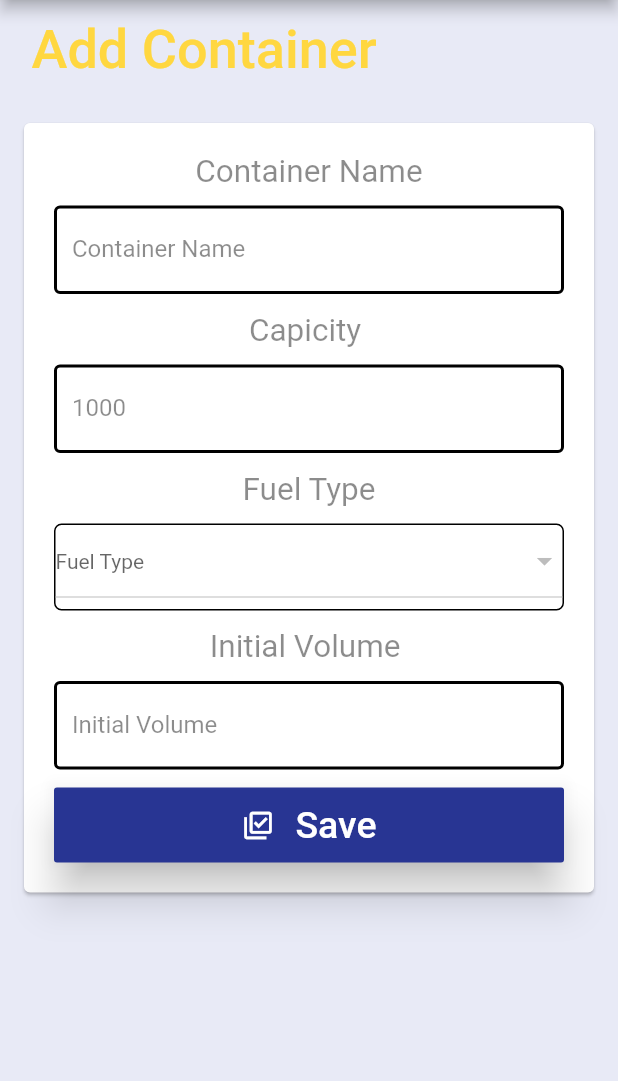
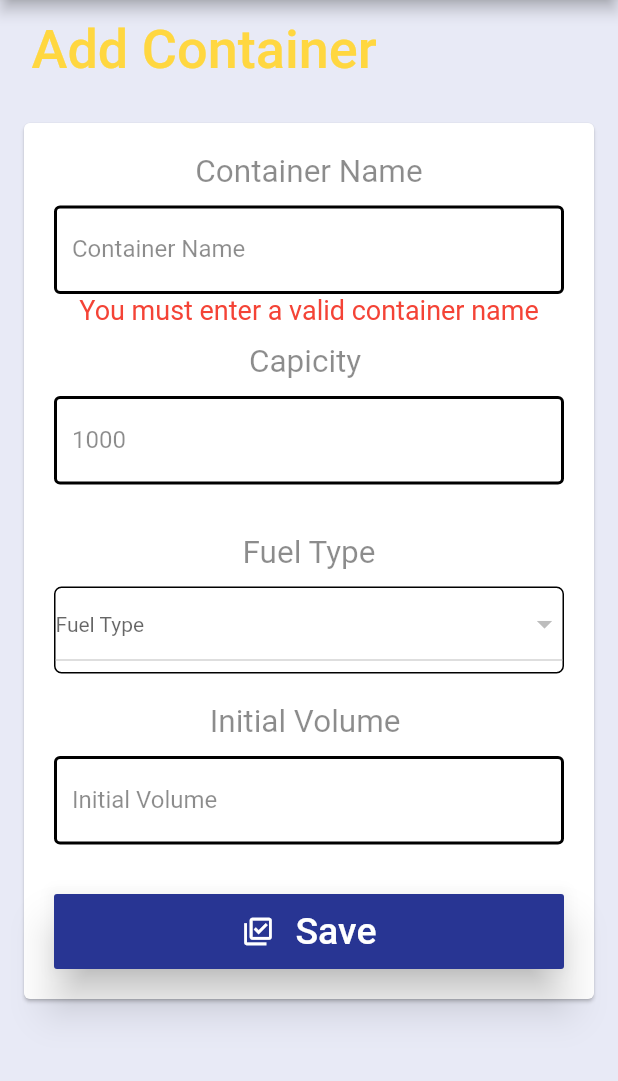
Before and after one commit to hbfawaz112/Lib-Info439, a Flutter app: the AddContainer_Firestore screen opened directly, after a tap on "Save", on a phone screen of 412 x 824 dp, the part 84-1165 px from its top. Run offline on Flutter 3.47's test engine with Material 2 defaults, Android fonts, the phone set to English and light mode, and no system bars; our stand-ins replace cloud_firestore, firebase_auth, firebase_core, fluttertoast, percent_indicator; accounts and stored records are empty.

Commit message:
add more screens

```diff
--- a/lib/Screens/Add_Container.dart
+++ b/lib/Screens/Add_Container.dart
@@ -1,7 +1,7 @@
 import 'package:cloud_firestore/cloud_firestore.dart';
 import 'package:flutter/cupertino.dart';
 import 'package:flutter/material.dart';
-import 'package:petrol_station_app/Widgets/drawer_firstore.dart';
+import 'package:flutter_petrol_station/Widgets/Drawer.dart';
 
 class AddContainer_Firestore extends StatefulWidget {
   AddContainer_Firestore({Key key}) : super(key: key);
@@ -16,11 +16,38 @@ class _AddContainer_FirestoreState extends State<AddContainer_Firestore> {
   TextEditingController t3 = new TextEditingController();
   TextEditingController t4 = new TextEditingController();
 
+  int container_name_error=-1;
+  int capacity_error=-1;
+  int volume_error=-1;
+
   var category;
+  String station;
   int Fuel_Type_Id;
-
+  int lastid;
   void addContainer() async {
 
+    if(t1.text==''){
+      setState(() {
+        container_name_error=1;
+      });
+    }
+    else if(t2.text=='')
+    {
+      setState(() {
+        capacity_error=1;
+      });
+    }
+    else if(t4.text==''){
+      setState(() {
+        volume_error=1;
+      });
+    }
+    else{
+       setState(() {
+        container_name_error=-1;
+         capacity_error=-1;
+         volume_error=-1;
+      });
     QuerySnapshot _myDoc = await FirebaseFirestore.instance
         .collection('Stations')
         .doc('Petrol Station 1')
@@ -29,14 +56,14 @@ class _AddContainer_FirestoreState extends State<AddContainer_Firestore> {
     List<DocumentSnapshot> _myDocCount = _myDoc.docs;
     int n = _myDocCount.length;
     print('The lenght of document is{$n}');
-    n = n + 1;
+
 
 
     var s = await FirebaseFirestore.instance
         .collection('Stations')
         .doc('Petrol Station 1')
         .collection('Fuel_Type')
-        .where('Fuel_Name', isEqualTo: category)
+        .where('Fuel_Type_Name', isEqualTo: category)
         .get()
         .then((val) => {
               if (val.docs.length > 0)
@@ -49,18 +76,36 @@ class _AddContainer_FirestoreState extends State<AddContainer_Firestore> {
                 {print("Not Found")}
             });
 
+ var s1 = await FirebaseFirestore.instance
+        .collection('Stations')
+        .doc('Petrol Station 1')
+        .collection('Container')
+        .get()
+        .then((val) => {
+              if (val.docs.length > 0)
+                {
+                  // print(val.docs[0].get("Fuel_Type_Id")),
+
+                  lastid = val.docs[n-1].get("Container_Id"),
+                  print('last id is  : ${lastid}')
+                }
+              else
+                {print("Not Found")}
+            });
+
     FirebaseFirestore.instance
         .collection('Stations')
         .doc('Petrol Station 1')
         .collection('Container')
-        .doc(n.toString())
+        .doc( (lastid+1).toString())
         .set({
-      'Container_Id': n,
+      'Container_Id': lastid+1,
       'Container_Name': t1.text.toString(),
       'Capacity': int.parse(t2.text),
       'Fuel_Type_Id': Fuel_Type_Id,
       'Volume': int.parse(t4.text)
     });
+    }
   }
 
   @override
@@ -90,7 +135,7 @@ class _AddContainer_FirestoreState extends State<AddContainer_Firestore> {
             )
           ],
         ),
-        drawer: getDrawer_firstore(),
+        drawer: getDrawer(),
         body: ListView(
           children: [
             Padding(
@@ -128,6 +173,10 @@ class _AddContainer_FirestoreState extends State<AddContainer_Firestore> {
                                     borderSide: BorderSide(
                                         color: Colors.blueAccent, width: 2.0))),
                             onChanged: (String s) {}),
+
+                            Text(container_name_error==1?'You must enter a valid container name':'' , style: TextStyle(
+                              fontSize: 18.0,color:Colors.red
+                            ),),
                         SizedBox(
                           height: 12,
                         ),
@@ -136,6 +185,7 @@ class _AddContainer_FirestoreState extends State<AddContainer_Firestore> {
                                 TextStyle(fontSize: 21, color: Colors.black45)),
                         SizedBox(height: 10),
                         TextFormField(
+                          keyboardType: TextInputType.number,
                             controller: t2,
                             style: TextStyle(color: Colors.black),
                             decoration: InputDecoration(
@@ -150,6 +200,9 @@ class _AddContainer_FirestoreState extends State<AddContainer_Firestore> {
                                     borderSide: BorderSide(
                                         color: Colors.blueAccent, width: 2.0))),
                             onChanged: (String s) {}),
+                               Text(capacity_error==1?'You must enter a valid capacity':'' , style: TextStyle(
+                              fontSize: 18.0,color:Colors.red
+                            ),),
                         SizedBox(
                           height: 12,
                         ),
@@ -202,7 +255,7 @@ class _AddContainer_FirestoreState extends State<AddContainer_Firestore> {
                                             .map((DocumentSnapshot document) {
                                             return new DropdownMenuItem<String>(
                                                 value: document
-                                                    .get('Fuel_Name')
+                                                    .get('Fuel_Type_Name')
                                                     .toString(),
                                                 child: new Container(
                                                   // height: 20.0,
@@ -215,7 +268,7 @@ class _AddContainer_FirestoreState extends State<AddContainer_Firestore> {
                                                             top: 7, left: 8),
                                                     child: new Text(
                                                       document
-                                                          .get('Fuel_Name')
+                                                          .get('Fuel_Type_Name')
                                                           .toString(),
                                                       style: TextStyle(
                                                           fontSize: 20,
@@ -234,12 +287,13 @@ class _AddContainer_FirestoreState extends State<AddContainer_Firestore> {
                                           ),
                                   ));
                             }),
-                        SizedBox(height: 12),
+                        SizedBox(height: 20),
                         Text("Initial Volume ",
                             style:
                                 TextStyle(fontSize: 21, color: Colors.black45)),
                         SizedBox(height: 10),
                         TextFormField(
+                          keyboardType: TextInputType.number,
                             controller: t4,
                             style: TextStyle(color: Colors.black),
                             decoration: InputDecoration(
@@ -254,6 +308,9 @@ class _AddContainer_FirestoreState extends State<AddContainer_Firestore> {
                                     borderSide: BorderSide(
                                         color: Colors.blueAccent, width: 2.0))),
                             onChanged: (String s) {}),
+                               Text(volume_error==1?'You must enter a valid volume':'' , style: TextStyle(
+                              fontSize: 18.0,color:Colors.red
+                            ),),
                         SizedBox(
                           height: 12,
                         ),
--- a/lib/Screens/All_Pumps.dart
+++ b/lib/Screens/All_Pumps.dart
@@ -15,11 +15,21 @@ class _AllPumpsState extends State<AllPumps> {
   int containerid;
   int last_pump_record;
   int new_pump_record;
+  int pump_name_error=-1;
+  int initial_counter_error=-1;
 
   TextEditingController t1 = new TextEditingController();
   TextEditingController t2 = new TextEditingController();
 
   void Add_Pump() async {
+
+      if(t1.text=='' || t2.text==''){
+        setState(() {
+          pump_name_error=1;
+          initial_counter_error=1;
+        });
+      }
+    else{
     //get the number of documents
     QuerySnapshot _myDoc = await FirebaseFirestore.instance
         .collection('Stations')
@@ -130,6 +140,7 @@ class _AllPumpsState extends State<AllPumps> {
       'X_Id': DateTime.now(),
       'Record_Time': DateTime.now()
     });
+    }
   }
 
   @override
@@ -199,6 +210,10 @@ class _AllPumpsState extends State<AllPumps> {
                                             color: Colors.blueAccent,
                                             width: 2.0))),
                                 onChanged: (String s) {}),
+                                Text(
+                                  pump_name_error==1 ? 'Enter a pump name':'',
+                                  style: TextStyle(color: Colors.red,fontSize: 18),
+                                ),
                             SizedBox(
                               height: 20,
                             ),
@@ -302,6 +317,7 @@ class _AllPumpsState extends State<AllPumps> {
                                     fontSize: 21, color: Colors.black45)),
                             SizedBox(height: 5),
                             TextFormField(
+                                keyboardType: TextInputType.number,
                                 controller: t2,
                                 style: TextStyle(color: Colors.black),
                                 decoration: InputDecoration(
@@ -318,6 +334,10 @@ class _AllPumpsState extends State<AllPumps> {
                                             color: Colors.blueAccent,
                                             width: 2.0))),
                                 onChanged: (String s) {}),
+                                  Text(
+                                  initial_counter_error==1 ? 'Enter an initial Counter':'',
+                                  style: TextStyle(fontSize: 18,color: Colors.red),
+                                ),
                             SizedBox(
                               height: 12,
                             ),
--- a/lib/Widgets/Drawer.dart
+++ b/lib/Widgets/Drawer.dart
@@ -1,5 +1,8 @@
 import 'package:cloud_firestore/cloud_firestore.dart';
 import 'package:flutter/material.dart';
+import 'package:flutter_petrol_station/Screens/Add_Container.dart';
+import 'package:flutter_petrol_station/Screens/All_Pumps.dart';
+import 'package:flutter_petrol_station/Screens/Container_Detail.dart';
 import 'package:flutter_petrol_station/Screens/Dashboard.dart';
 
 class getDrawer extends StatelessWidget {
@@ -50,6 +53,17 @@ class getDrawer extends StatelessWidget {
               Icon(Icons.arrow_drop_down, size: 20, color: Colors.indigo[300]),
           children: [
 
+                       InkWell(
+                  onTap: (){
+                    Navigator.push(
+                      context,
+                      MaterialPageRoute(builder: (context) => AllPumps()),
+                    );
+                  },
+                  child:
+                  Text('All Pumps' ,style: TextStyle(fontSize: 21, color: Colors.black,fontWeight: FontWeight.w900)),
+                ),
+            SizedBox(height: 10),
             StreamBuilder(
                   stream: FirebaseFirestore.instance.collection('Stations').doc('Petrol Station 1').collection('Pump').snapshots(),
                   builder: (context, snapshot){
@@ -206,7 +220,14 @@ ExpansionTile(
                         itemBuilder: (context, index){
                           DocumentSnapshot documentSnapshot = snapshot.data.docs[index];
                           return InkWell(
-                  onTap: (){ },
+                  onTap: (){
+                     Navigator.push(
+                      context,
+                      MaterialPageRoute(builder: (context) =>
+                       Container_Details(documentSnapshot["Container_Id"],documentSnapshot["Container_Name"])),
+                    );
+
+                  },
                   child:Center(child:
 
                   Padding(
@@ -226,11 +247,11 @@ ExpansionTile(
                   onTap: (){
                     Navigator.push(
                       context,
-                      MaterialPageRoute(builder: (context) => null),
+                      MaterialPageRoute(builder: (context) => AddContainer_Firestore()),
                     );
                   },
                   child:
-                  Text('Add Container' ,style: TextStyle(fontSize: 21, color: Colors.black,fontWeight: FontWeight.w400)),
+                  Text('Add Container' ,style: TextStyle(fontSize: 21, color: Colors.black,fontWeight: FontWeight.w900)),
                 ),
 
           ]
--- /dev/null
+++ b/lib/constants.dart
@@ -0,0 +1,19 @@
+import 'package:flutter/material.dart';
+
+const kTextFieldDecoration = InputDecoration(
+  suffixIcon: Icon(Icons.close),
+  hintText: 'Enter a value',
+  contentPadding: EdgeInsets.symmetric(vertical: 10.0, horizontal: 20.0),
+  border: OutlineInputBorder(
+    borderSide: BorderSide(color: Colors.blueAccent, width: 1.0),
+    borderRadius: BorderRadius.all(Radius.circular(32.0)),
+  ),
+  enabledBorder: OutlineInputBorder(
+    borderSide: BorderSide(color: Colors.blueAccent, width: 1.0),
+    borderRadius: BorderRadius.all(Radius.circular(32.0)),
+  ),
+  focusedBorder: OutlineInputBorder(
+    borderSide: BorderSide(color: Colors.blueAccent, width: 2.0),
+    borderRadius: BorderRadius.all(Radius.circular(32.0)),
+  ),
+);
--- a/lib/main.dart
+++ b/lib/main.dart
@@ -2,6 +2,8 @@ import 'package:flutter/material.dart';
 import 'package:cloud_firestore/cloud_firestore.dart';
 import 'package:firebase_core/firebase_core.dart';
 import 'package:flutter_petrol_station/Screens/Login_Screen.dart';
+
+import 'Screens/Login_v2.dart';
 
 void main() async {
   WidgetsFlutterBinding.ensureInitialized();
@@ -20,7 +22,7 @@ class MyApp extends StatelessWidget {
 
         primarySwatch: Colors.blue,
       ),
-      home:Login(),
+      home:Loginv2(),
     );
   }
 }
```
Also changed, not shown: lib/Screens/Dashboard.dart (+22 -2 lines), lib/Screens/Login_v2.dart (added, +212 -0 lines), lib/Services/cloud_services.dart (added, +126 -0 lines).
